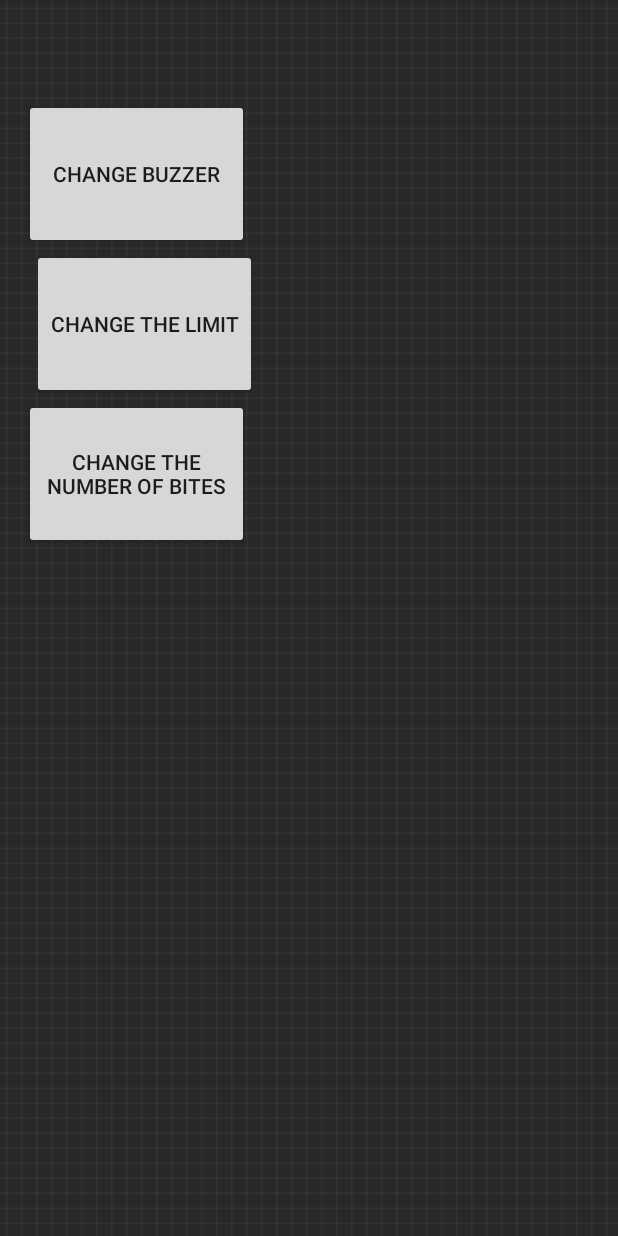
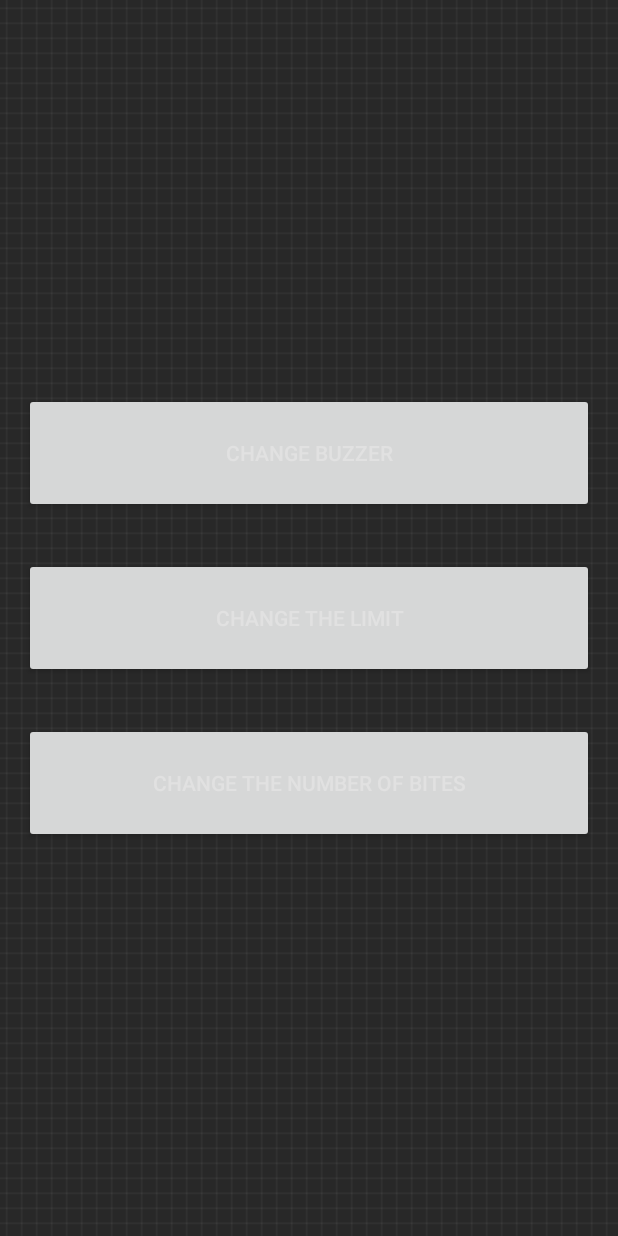
Before and after one commit to diabloazul14/Bite_Counter, an Android app: the layout activity_settings.xml on its own in the app's theme, with its tools: preview values and no code run, on a phone screen of 412 x 824 dp. Run offline under Robolectric (Android 15) with nearby library versions, the phone set to English and light mode, and no system bars.

Commit message:
Jason's Push: 1. AboutUs, Tutorials + Back Button 2. Make Setting Activity look nicer

```diff
--- a/app/build.gradle
+++ b/app/build.gradle
@@ -5,7 +5,7 @@ android {
     buildToolsVersion '21.1.2'
     defaultConfig {
         applicationId "sustainablehealthsolutionsllc.bitecounter"
-        minSdkVersion 16
+        minSdkVersion 18
         targetSdkVersion 21
         versionCode 1
         versionName "1.0"
@@ -21,7 +21,7 @@ android {
 }
 
 dependencies {
-    compile fileTree(include: ['*.jar'], dir: 'libs')
+    compile fileTree(dir: 'libs', include: ['*.jar'])
     compile files('libs/achartengine-1.1.0.jar')
     compile 'com.android.support:appcompat-v7:21.0.3'
 }
--- a/app/src/main/res/layout/activity_settings.xml
+++ b/app/src/main/res/layout/activity_settings.xml
@@ -5,36 +5,49 @@
     android:paddingTop="@dimen/activity_vertical_margin"
     android:paddingBottom="@dimen/activity_vertical_margin"
     tools:context="sustainablehealthsolutionsllc.bitecounter.SettingsActivity"
-    android:background="@drawable/backrepeat">
+    android:background="@drawable/backrepeat"
+    android:screenOrientation="portrait">
 
 
     <!--This is for changing the buzzer-->
+    <LinearLayout
+        android:layout_width="fill_parent"
+        android:layout_height="wrap_content"
+        android:orientation="vertical"
+        android:layout_centerVertical="true"
+        android:layout_alignParentEnd="true">
             <Button
-        android:layout_width="150dp"
-        android:layout_height="100dp"
-        android:layout_marginLeft="0dp"
-        android:layout_marginTop="50dp"
+                android:id="@+id/setting1"
+                android:layout_width="fill_parent"
+                android:layout_height="80dp"
                 android:text="Change Buzzer"
+                android:textColor="#E1E1E1"
                 android:onClick="buzzerAlert"/>
 
             <!--This is for changing the limit-->
             <Button
-        android:layout_width="150dp"
-        android:layout_height="100dp"
-        android:layout_marginLeft="5dp"
-        android:layout_marginTop="150dp"
+                android:id="@+id/setting2"
+                android:layout_above="@id/setting1"
+                android:layout_width="fill_parent"
+                android:layout_height="80dp"
+                android:layout_marginTop="30dp"
                 android:text="Change the Limit"
+                android:textColor="#E1E1E1"
                 android:onClick="limitAlert"/>
 
 
             <!--This is to change the number of bites please don't use me-->
             <Button
-        android:layout_width="150dp"
-        android:layout_height="100dp"
-        android:layout_marginLeft="0dp"
-        android:layout_marginTop="250dp"
+                android:id="@+id/setting3"
+                android:layout_above="@id/setting2"
+                android:layout_width="fill_parent"
+                android:layout_height="80dp"
+                android:layout_marginTop="30dp"
                 android:text="Change the number of bites"
+                android:textColor="#E1E1E1"
                 android:onClick="biteAlert"/>
+
+    </LinearLayout>
 
 
 </RelativeLayout>
--- a/app/src/main/res/layout/activity_start.xml
+++ b/app/src/main/res/layout/activity_start.xml
@@ -51,8 +51,7 @@ It's Simple. Every time you put food in your mouth or take a drink, tap the circ
             android:layout_width="fill_parent"
             android:layout_height="fill_parent"
             android:layout_marginTop="20dp"
-            android:text="Start App!"
-            android:textColor="#E1E1E1"/>
+            android:text="Start App!" />
     </LinearLayout>
 
 
```
Also changed, not shown: app/src/main/java/sustainablehealthsolutionsllc/bitecounter/AboutUs.java (+8 -0 lines), app/src/main/java/sustainablehealthsolutionsllc/bitecounter/BiteCounter.java (+77 -80 lines), app/src/main/java/sustainablehealthsolutionsllc/bitecounter/Graph.java (+25 -3 lines), app/src/main/java/sustainablehealthsolutionsllc/bitecounter/SettingsActivity.java (+28 -5 lines), app/src/main/java/sustainablehealthsolutionsllc/bitecounter/StartActivity.java (+2 -15 lines), app/src/main/java/sustainablehealthsolutionsllc/bitecounter/Tutorials.java (+8 -0 lines), 3 other files. Lines whose indentation alone changed are shown as unchanged.
